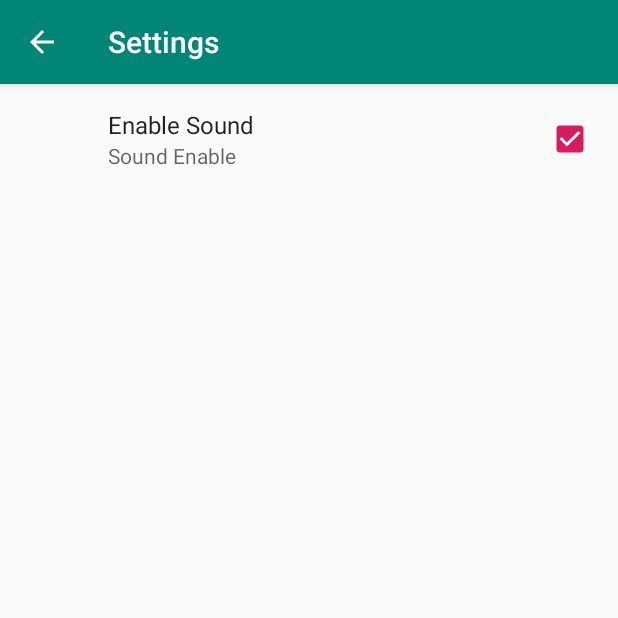
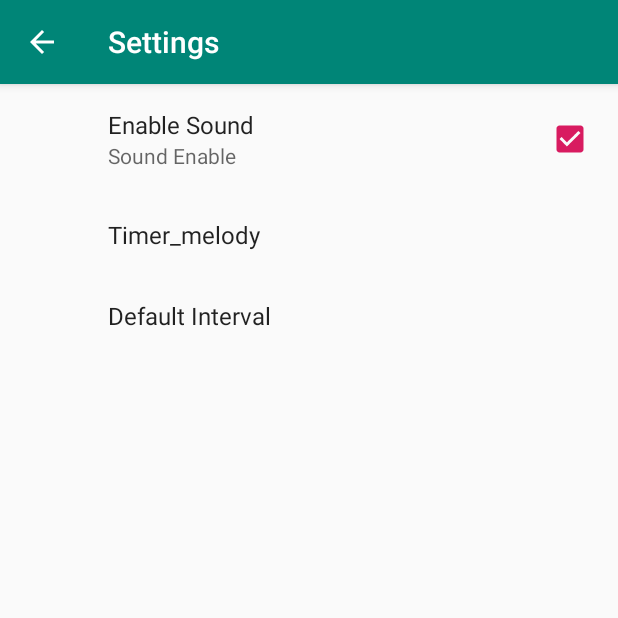
Before and after one commit to Mosandr/AndroidLessons, an Android app: the screen it shows after launch (SettingsActivity), in the options menu, after a tap on "Settings", on a phone screen of 412 x 824 dp, the top half of it. Run offline under Robolectric (Android 15) with nearby library versions, the light colour scheme and no system bars; our stand-ins replace androidx.preference.

Commit message:
Final Commit v 1.0

```diff
--- a/build.gradle
+++ b/build.gradle
@@ -8,7 +8,7 @@ buildscript {
 
     }
     dependencies {
-        classpath 'com.android.tools.build:gradle:3.6.1'
+        classpath 'com.android.tools.build:gradle:3.6.2'
 
 
         // NOTE: Do not place your application dependencies here; they belong
--- a/cooltimer/build.gradle
+++ b/cooltimer/build.gradle
@@ -31,5 +31,5 @@ dependencies {
     testImplementation 'junit:junit:4.12'
     androidTestImplementation 'androidx.test.ext:junit:1.1.1'
     androidTestImplementation 'androidx.test.espresso:espresso-core:3.2.0'
-    implementation 'androidx.preference:preference:1.1.0-rc01'
+    implementation 'androidx.preference:preference:1.1.1'
 }
--- a/cooltimer/src/main/java/com/example/cooltimer/MainActivity.java
+++ b/cooltimer/src/main/java/com/example/cooltimer/MainActivity.java
@@ -2,8 +2,10 @@ package com.example.cooltimer;
 
 import androidx.annotation.NonNull;
 import androidx.appcompat.app.AppCompatActivity;
+import androidx.preference.PreferenceManager;
 
 import android.content.Intent;
+import android.content.SharedPreferences;
 import android.media.MediaPlayer;
 import android.os.Bundle;
 import android.os.CountDownTimer;
@@ -15,15 +17,16 @@ import android.widget.Button;
 import android.widget.SeekBar;
 import android.widget.TextView;
 
-public class MainActivity extends AppCompatActivity {
+public class MainActivity extends AppCompatActivity implements SharedPreferences.OnSharedPreferenceChangeListener {
 
-    MediaPlayer mp;
-    MediaPlayer mp2;
-    SeekBar seekBar;
-    Button btn;
-    TextView textView;
-    int defaultProgress =30;
-    CountDownTimer myTimer;
+
+    private MediaPlayer mp2;
+    private SeekBar seekBar;
+    private Button btn;
+    private TextView textView;
+    private int defaultProgress;
+    private CountDownTimer myTimer;
+    SharedPreferences sharedPreferences;
 
     @Override
     protected void onCreate(Bundle savedInstanceState) {
@@ -33,16 +36,17 @@ public class MainActivity extends AppCompatActivity {
         textView =findViewById(R.id.textView);
         seekBar=findViewById(R.id.seekBar);
         btn=findViewById(R.id.btn);
-        mp = MediaPlayer.create(this,R.raw.bellsound);
+        sharedPreferences = PreferenceManager.getDefaultSharedPreferences(this);
+
         mp2 = MediaPlayer.create(this,R.raw.tick_sound);
 
         seekBar.setMax(600);
-        seekBar.setProgress(defaultProgress);
-        textView.setText(getTimeText(defaultProgress));
+        setIntervalFromSharedPreference(sharedPreferences);
+
         seekBar.setOnSeekBarChangeListener(new SeekBar.OnSeekBarChangeListener() {
             @Override
             public void onProgressChanged(SeekBar seekBar, int progress, boolean fromUser) {
-                textView.setText(getTimeText(progress));
+               updateTimer(progress);
             }
 
             @Override
@@ -55,6 +59,8 @@ public class MainActivity extends AppCompatActivity {
 
             }
         });
+
+        sharedPreferences.registerOnSharedPreferenceChangeListener(this);
     }
 
 
@@ -70,7 +76,7 @@ public class MainActivity extends AppCompatActivity {
             seekBar.setEnabled(true);
             myTimer.cancel();
             seekBar.setProgress(defaultProgress);
-            textView.setText(getTimeText(defaultProgress));
+            updateTimer(defaultProgress);
 
         }
     }
@@ -79,13 +85,30 @@ public class MainActivity extends AppCompatActivity {
         myTimer = new CountDownTimer(timerTimeSec*1000,1000) {
             @Override
             public void onTick(long millisUntilFinished) {
-                textView.setText(getTimeText((int) millisUntilFinished/1000));
-                mp2.start();
+                updateTimer((int) millisUntilFinished/1000);
+                SharedPreferences sharedPreferences =
+                        PreferenceManager.getDefaultSharedPreferences(getApplicationContext());
+                if (sharedPreferences.getBoolean("enable_sound",true)){
+                    mp2.start();
+                    }
             }
 
             @Override
             public void onFinish() {
-                mp.start();
+                MediaPlayer mp = MediaPlayer.create(getApplicationContext(),R.raw.bell_sound);
+                SharedPreferences sharedPreferences =
+                        PreferenceManager.getDefaultSharedPreferences(getApplicationContext());
+                String melodyName= sharedPreferences.getString("timer_melody","bell");
+                if(melodyName.equals("bell")){
+                    mp = MediaPlayer.create(getApplicationContext(),R.raw.bell_sound);
+                } else if(melodyName.equals("alarm siren")){
+                    mp = MediaPlayer.create(getApplicationContext(),R.raw.alarm_siren_sound);}
+                else if(melodyName.equals("bip")){
+                    mp = MediaPlayer.create(getApplicationContext(),R.raw.bip_sound);}
+
+                if (sharedPreferences.getBoolean("enable_sound",true)){
+                mp.start();}
+                seekBar.setEnabled(true);
                 seekBar.setProgress(defaultProgress);
                 btn.setText("START");
             }
@@ -123,4 +146,27 @@ public class MainActivity extends AppCompatActivity {
             return  true;}
         return super.onOptionsItemSelected(item);
     }
+
+    private void setIntervalFromSharedPreference(SharedPreferences sharedPreferences){
+        defaultProgress = Integer.valueOf(
+                sharedPreferences.getString("default_interval", "30"));
+        seekBar.setProgress(defaultProgress);
+        updateTimer(defaultProgress);
+    }
+
+    public void updateTimer(int sec){
+        textView.setText(getTimeText(sec));
+    }
+
+    @Override
+    public void onSharedPreferenceChanged(SharedPreferences sharedPreferences, String key) {
+        if(key.equals("default_interval"));
+        setIntervalFromSharedPreference(sharedPreferences);
+    }
+
+    @Override
+    protected void onDestroy() {
+        super.onDestroy();
+        sharedPreferences.unregisterOnSharedPreferenceChangeListener(this);
+    }
 }
--- a/cooltimer/src/main/java/com/example/cooltimer/SettingsFragment.java
+++ b/cooltimer/src/main/java/com/example/cooltimer/SettingsFragment.java
@@ -1,13 +1,85 @@
 package com.example.cooltimer;
 
+import android.content.SharedPreferences;
 import android.os.Bundle;
+import android.widget.Toast;
 
+import androidx.preference.CheckBoxPreference;
+import androidx.preference.EditTextPreference;
+import androidx.preference.ListPreference;
+import androidx.preference.Preference;
 import androidx.preference.PreferenceFragmentCompat;
+import androidx.preference.PreferenceScreen;
 
-public class SettingsFragment extends PreferenceFragmentCompat {
+public class SettingsFragment extends PreferenceFragmentCompat
+        implements SharedPreferences.OnSharedPreferenceChangeListener, Preference.OnPreferenceChangeListener {
+
     @Override
     public void onCreatePreferences(Bundle savedInstanceState, String rootKey) {
         addPreferencesFromResource(R.xml.timer_preferences);
 
+        SharedPreferences sharedPreferences = getPreferenceScreen().getSharedPreferences();
+        PreferenceScreen preferenceScreen=getPreferenceScreen();
+        int count = preferenceScreen.getPreferenceCount();
+
+        for(int i=0; i<count; i++){
+            Preference preference = preferenceScreen.getPreference(i);
+            if (!(preference instanceof CheckBoxPreference)){
+                String value = sharedPreferences.getString(preference.getKey(),"");
+                setPreferenceLabel(preference,value);
+            }
+        }
+        Preference preference = findPreference("default_interval");
+        preference.setOnPreferenceChangeListener(this);
+    }
+
+    private void setPreferenceLabel(Preference preference, String value){
+        if (preference instanceof ListPreference){
+            ListPreference listPreference = (ListPreference) preference;
+            int index = listPreference.findIndexOfValue(value);
+            if (index>=0){
+                listPreference.setSummary(listPreference.getEntries()[index]);
+            }
+        } else if(preference instanceof EditTextPreference){
+            EditTextPreference editTextPreference =(EditTextPreference) preference;
+            editTextPreference.setSummary(value);
+        }
+    }
+
+    @Override
+    public void onSharedPreferenceChanged(SharedPreferences sharedPreferences, String key) {
+        Preference preference = findPreference(key);
+        if (!(preference instanceof CheckBoxPreference)){
+            String value = sharedPreferences.getString(preference.getKey(),"");
+            setPreferenceLabel(preference,value);
+        }
+    }
+
+    @Override
+    public void onCreate(Bundle savedInstanceState) {
+        super.onCreate(savedInstanceState);
+        getPreferenceScreen().getSharedPreferences().registerOnSharedPreferenceChangeListener(this);
+    }
+
+    @Override
+    public void onDestroy() {
+        super.onDestroy();
+        getPreferenceScreen().getSharedPreferences().unregisterOnSharedPreferenceChangeListener(this);
+    }
+
+    @Override
+    public boolean onPreferenceChange(Preference preference, Object newValue) {
+        Toast toast = Toast.makeText(getContext(),
+                "Please enter an integer number!", Toast.LENGTH_LONG);
+        if (preference.getKey().equals("default_interval")) {
+            String defaultIntervalString = (String) newValue;
+            try {
+                int defaultInterval = Integer.parseInt(defaultIntervalString);
+            } catch (NumberFormatException nef) {
+                toast.show();
+                return false;
+            }
+        }
+        return true;
     }
 }
--- /dev/null
+++ b/cooltimer/src/main/res/values/arrays.xml
@@ -0,0 +1,14 @@
+<?xml version="1.0" encoding="utf-8"?>
+<resources>
+    <array name="pref_timer_melody_labels">
+        <item>Bell</item>
+        <item>Alarm Siren</item>
+        <item>Bip</item>
+    </array>
+
+    <array name="pref_timer_melody_values">
+        <item>bell</item>
+        <item>alarm siren</item>
+        <item>bip</item>
+    </array>
+</resources>
--- a/cooltimer/src/main/res/xml/timer_preferences.xml
+++ b/cooltimer/src/main/res/xml/timer_preferences.xml
@@ -1,5 +1,6 @@
 <?xml version="1.0" encoding="utf-8"?>
-<PreferenceScreen xmlns:android="http://schemas.android.com/apk/res/android">
+<PreferenceScreen xmlns:android="http://schemas.android.com/apk/res/android"
+    xmlns:app="http://schemas.android.com/apk/res-auto">
     <CheckBoxPreference
         android:defaultValue="true"
         android:key="enable_sound"
@@ -7,5 +8,17 @@
         android:summaryOff="Sound Disable"
         android:summaryOn="Sound Enable"
         />
+    <ListPreference
+        android:title="Timer_melody"
+        android:key="timer_melody"
+        android:defaultValue="bell"
+        android:entries="@array/pref_timer_melody_labels"
+        app:entryValues="@array/pref_timer_melody_values"
+        />
+    <EditTextPreference
+        android:title="Default Interval"
+        android:key="default_interval"
+        android:defaultValue="30"
+        />
 
 </PreferenceScreen>
```
Also changed, not shown: cooltimer/src/main/res/layout/activity_about.xml (+9 -2 lines).
